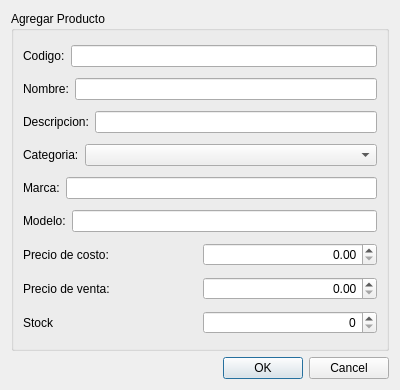
The window that trunk/plugins/productos/formproductobase.ui (chungote/gestotux) describes before a commit, drawn with Qt 5.
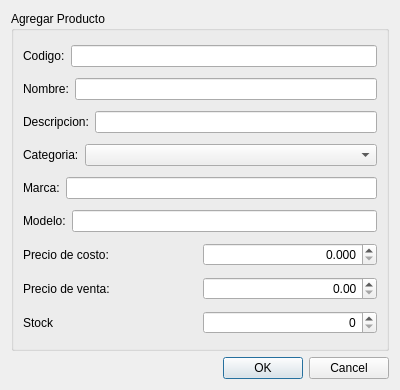
The same window after the commit.

```diff
--- a/trunk/plugins/productos/formproductobase.ui
+++ b/trunk/plugins/productos/formproductobase.ui
@@ -125,6 +125,12 @@
           <property name="alignment">
            <set>Qt::AlignRight|Qt::AlignTrailing|Qt::AlignVCenter</set>
           </property>
+          <property name="decimals">
+           <number>3</number>
+          </property>
+          <property name="maximum">
+           <double>99999999.998999997973442</double>
+          </property>
          </widget>
         </item>
        </layout>
```
Left out of the diff: 6 changed lines with no effect on the pictures.
